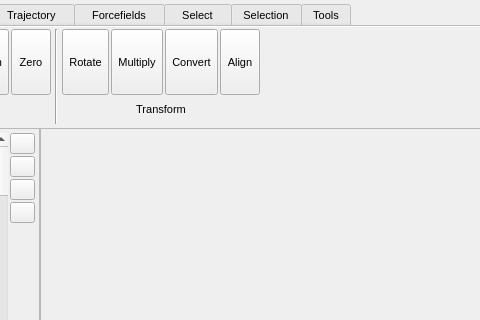
First picture: the form in src/gui/mainwindow.ui, repository trisyoungs/aten, before the edit; both pictures show x 421 to 901 and y 0 to 320 of the 1146 by 722 pixel window.
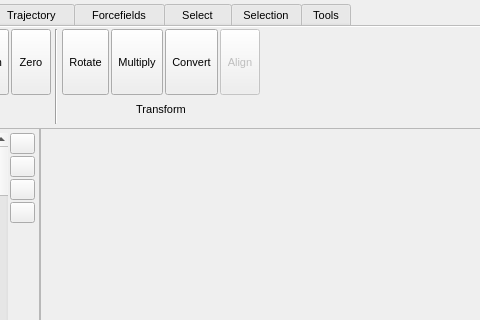
Second picture: the form after the edit. The open tabs and pages were chosen to show the change. Icons and pictures are not drawn. Custom widgets are drawn as their Qt base class.

Commit message: Fixed - Removed object pointer members from BasePluginInterface that were being shadowed by those in FilePluginInterface, and moved relevant functions to superclass. Added targetModel_ member to MethodPluginInterface. Fixed - Segfault caused by FileSelectorWidget::refreshPlugins(), which would activate ui signals when it shouldn't have. Disabled 'Align' button (since it is not implemented yet).

```diff
--- a/src/gui/mainwindow.ui
+++ b/src/gui/mainwindow.ui
@@ -5529,6 +5529,9 @@
              </item>
              <item>
               <widget class="TMenuButton" name="TransformTransformGeometryAlignButton">
+               <property name="enabled">
+                <bool>false</bool>
+               </property>
                <property name="sizePolicy">
                 <sizepolicy hsizetype="Preferred" vsizetype="Fixed">
                  <horstretch>0</horstretch>
```
The commit also changes 6 other files.
